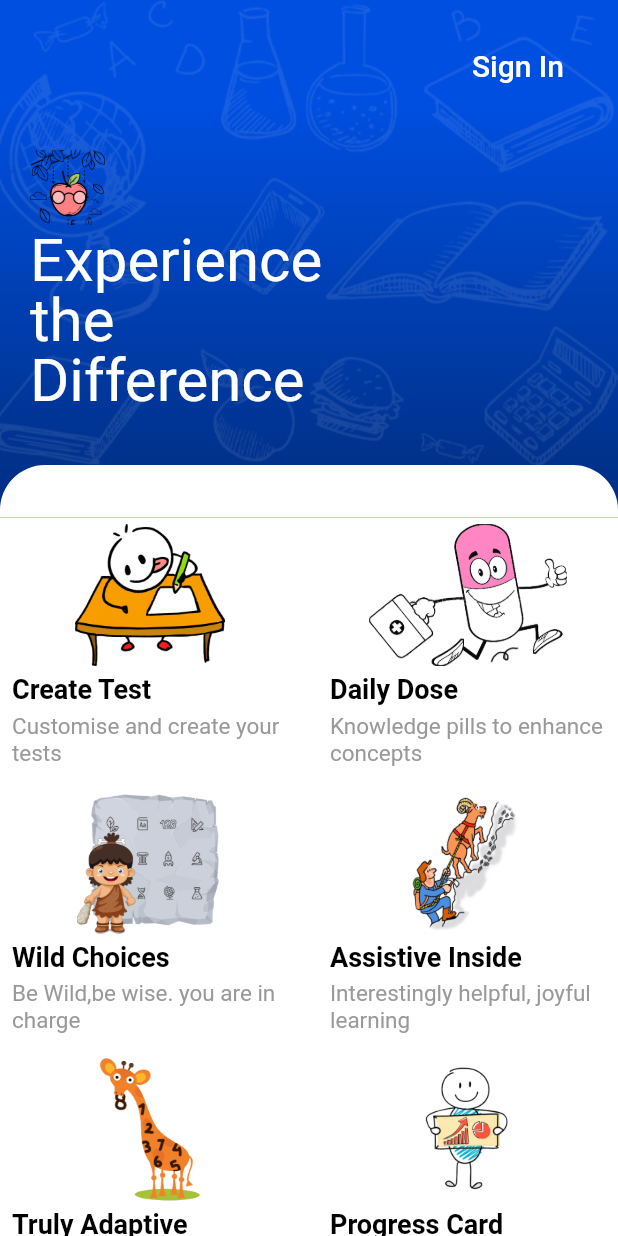
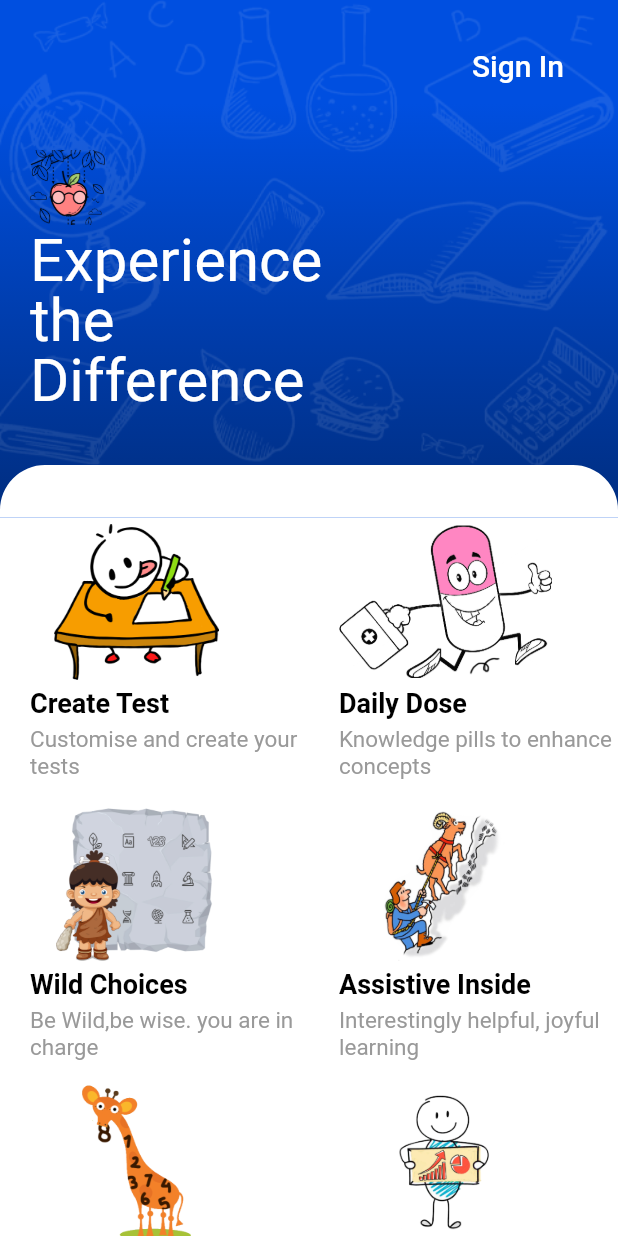
Before and after one commit to uribbas/learnink-base, a Flutter app: the HeroPage screen opened directly, on a phone screen of 412 x 824 dp. Run offline on Flutter 3.47's test engine with Material 2 defaults, Android fonts, the phone set to English and light mode, and no system bars; our stand-ins replace firebase_auth, fluttertoast, google_sign_in; accounts and stored records are empty; project files that could hold a hidden picture were left out.

Commit message:
UI Changes to improve user experience

```diff
--- a/lib/src/home/home_page.dart
+++ b/lib/src/home/home_page.dart
@@ -175,7 +175,7 @@ class HeroHeader implements SliverPersistentHeaderDelegate {
               color: Colors.white,
               border: Border.all(
                   color: Colors.white,
-                  width: 5.0,
+                  width: 2.0,
                   style: BorderStyle.solid
               ),
               borderRadius: BorderRadius.only(
@@ -274,9 +274,9 @@ class HeroPage extends StatelessWidget implements HasLayoutGroup {
           ),
           SliverGrid(
             gridDelegate: SliverGridDelegateWithMaxCrossAxisExtent(
-              maxCrossAxisExtent: 205.0,
+              maxCrossAxisExtent: _maxCrossAxisExtent(MediaQuery.of(context).size.width),
               mainAxisSpacing: 0.0,
-              crossAxisSpacing: 20.0,
+              crossAxisSpacing: 0.0,
               childAspectRatio: 1.1,
             ),
             delegate: SliverChildBuilderDelegate(
@@ -296,10 +296,22 @@ class HeroPage extends StatelessWidget implements HasLayoutGroup {
   }
 
   EdgeInsets _edgeInsetsForIndex(int index) {
-    if (index % 2 == 0) {
-      return EdgeInsets.only(top: 4.0, left: 8.0, right: 4.0, bottom: 4.0);
+    return EdgeInsets.only(top: 4.0, left: 20.0, right: 4.0, bottom: 4.0);
+//    if (index % 2 == 0) {
+//      return EdgeInsets.only(top: 4.0, left: 8.0, right: 4.0, bottom: 4.0);
+//    } else {
+//      return EdgeInsets.only(top: 4.0, left: 4.0, right: 8.0, bottom: 4.0);
+//    }
+  }
+
+  double _maxCrossAxisExtent(double width){
+    double remainderwidth = width%205.0;
+    //    if the excess width is more than 100, then use 205 since that will
+    //    create items with min size of 150, which is good enough to show content
+    if(remainderwidth >= 110.0){
+      return 205.0;
     } else {
-      return EdgeInsets.only(top: 4.0, left: 4.0, right: 8.0, bottom: 4.0);
+      return width * 205 /(width - remainderwidth);
     }
   }
 }
--- a/lib/src/home/info_icons.dart
+++ b/lib/src/home/info_icons.dart
@@ -17,10 +17,15 @@ class InfoIcons extends StatelessWidget {
       child: Column(
         children: <Widget>[
           Expanded(
-              child: Image.asset(
-                imageSrc,
+              child: Padding(
+                padding: EdgeInsets.only(
+                    right: 40.0,
+                ),
+                child: Image.asset(
+                  imageSrc,
 //                height: 118,
 //            width: 130,
+                ),
               )
           ),
           Padding(
--- a/lib/src/login/email_sign_in_form_change_notifier.dart
+++ b/lib/src/login/email_sign_in_form_change_notifier.dart
@@ -36,7 +36,7 @@ class _EmailSignInFormChangeNotifierState
   final TextEditingController _passwordController = TextEditingController();
   final FocusNode _emailFocusNode = FocusNode();
   final FocusNode _passwordFocusNode = FocusNode();
-  bool _toggleVisibility = true;
+  bool _toggleVisibility = false;
 
   EmailSignInChangeModel get model => widget.model;
 
@@ -191,7 +191,7 @@ class _EmailSignInFormChangeNotifierState
           },
         ),
       ),
-      obscureText: _toggleVisibility,
+      obscureText: !_toggleVisibility,
       textInputAction: TextInputAction.next,
       focusNode: _passwordFocusNode,
       onEditingComplete: _submit,
```
